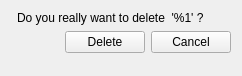
Old version of the form client/uiforms/feature_delete.ui in the repository Wolframe/configurator.
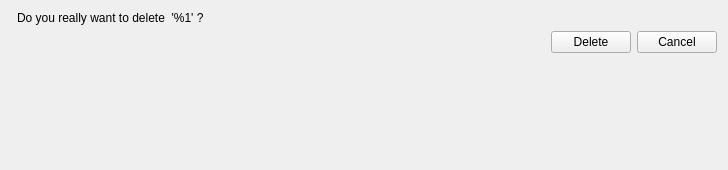
New version of the form. Icons and pictures are not drawn.

The edit to the form file:
```diff
--- a/client/uiforms/feature_delete.ui
+++ b/client/uiforms/feature_delete.ui
@@ -9,8 +9,8 @@
    <rect>
     <x>0</x>
     <y>0</y>
-    <width>242</width>
-    <height>76</height>
+    <width>728</width>
+    <height>170</height>
    </rect>
   </property>
   <property name="windowTitle">
```
